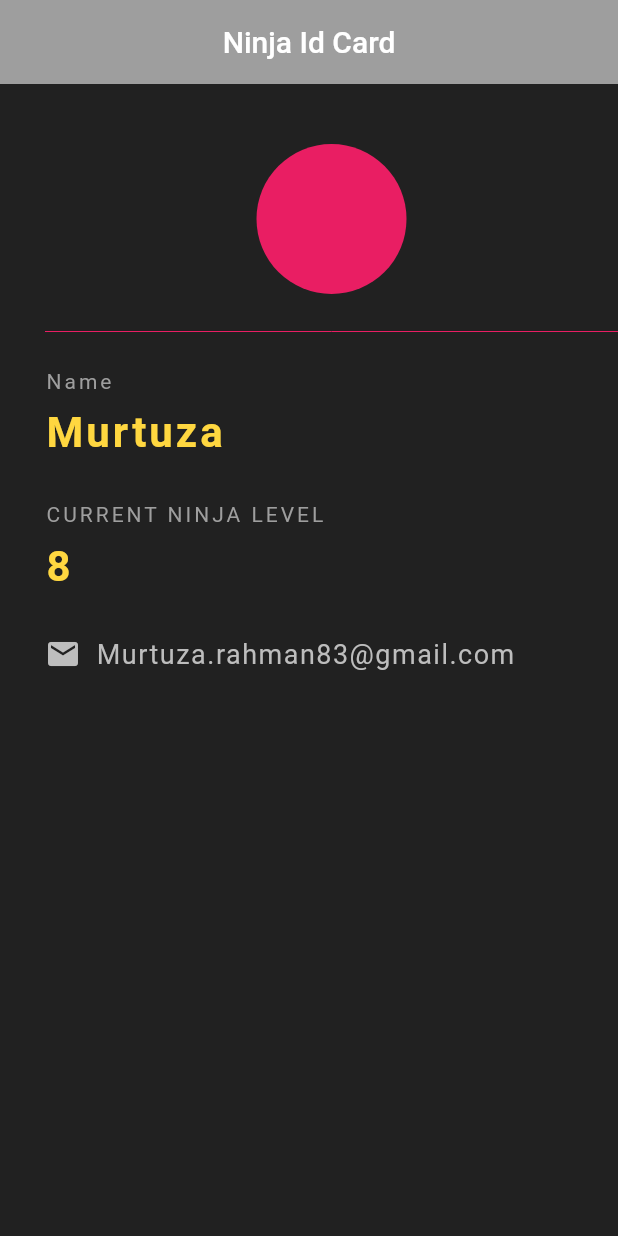
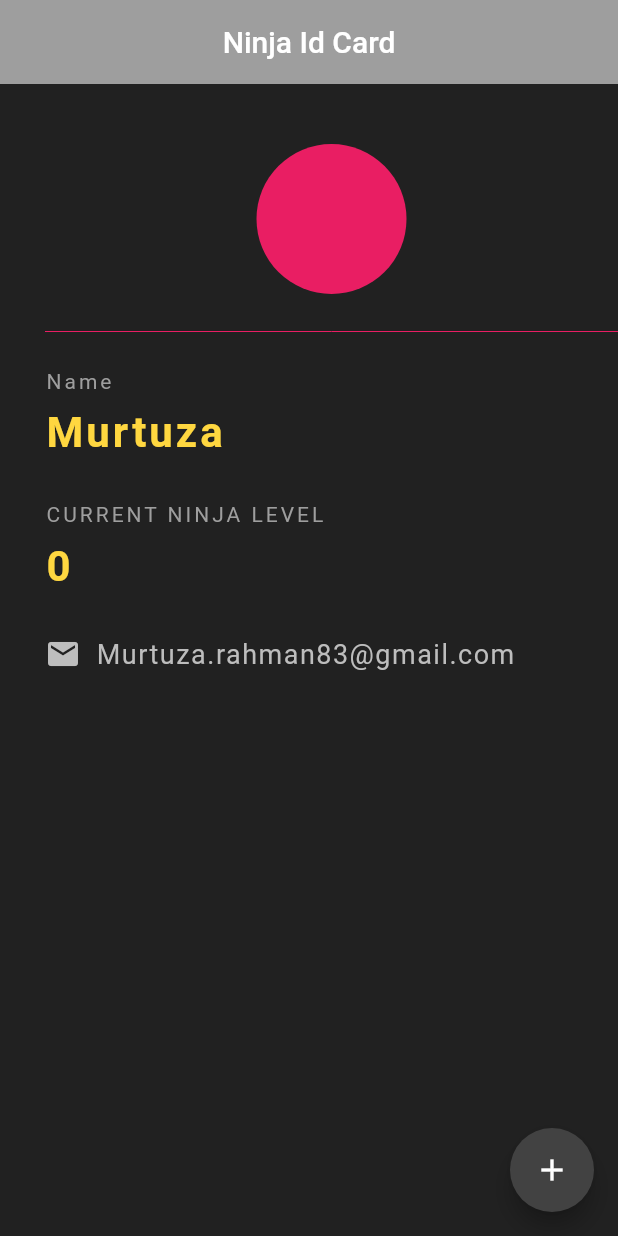
Before and after one commit to Developer199239/Flutter-Tutorial-Ninja, a Flutter app: the screen it shows after launch, on a phone screen of 412 x 824 dp. Run offline on Flutter 3.47's test engine with Material 2 defaults, Android fonts, the phone set to English and light mode, and no system bars.

```diff
--- a/lib/main.dart
+++ b/lib/main.dart
@@ -6,9 +6,15 @@ void main() {
   ));
 }
 
-class NinjaCard extends StatelessWidget {
+class NinjaCard extends StatefulWidget {
   const NinjaCard({Key? key}) : super(key: key);
 
+  @override
+  State<NinjaCard> createState() => _NinjaCardState();
+}
+
+class _NinjaCardState extends State<NinjaCard> {
+  int ninjaLevel = 0;
   @override
   Widget build(BuildContext context) {
     return Scaffold(
@@ -18,6 +24,15 @@ class NinjaCard extends StatelessWidget {
         centerTitle: true,
         backgroundColor: Colors.grey[500],
         elevation: 0.0,
+      ),
+      floatingActionButton: FloatingActionButton(
+        onPressed: (){
+          setState(() {
+            ninjaLevel += 1;
+          });
+        },
+        child: const Icon(Icons.add),
+        backgroundColor: Colors.grey[800],
       ),
       body: Padding(
         padding: const EdgeInsets.fromLTRB(30.0, 40.0, 0, 0),
@@ -30,7 +45,7 @@ class NinjaCard extends StatelessWidget {
                 radius: 50.0,
               ),
             ),
-            Divider(
+            const Divider(
               height: 50,
               color: Colors.pink,
             ),
@@ -61,7 +76,7 @@ class NinjaCard extends StatelessWidget {
             ),
             const SizedBox(height: 10.0),
             Text(
-              '8',
+              '$ninjaLevel',
               style: TextStyle(
                   color: Colors.amberAccent[200],
                   letterSpacing: 2.0,
```
